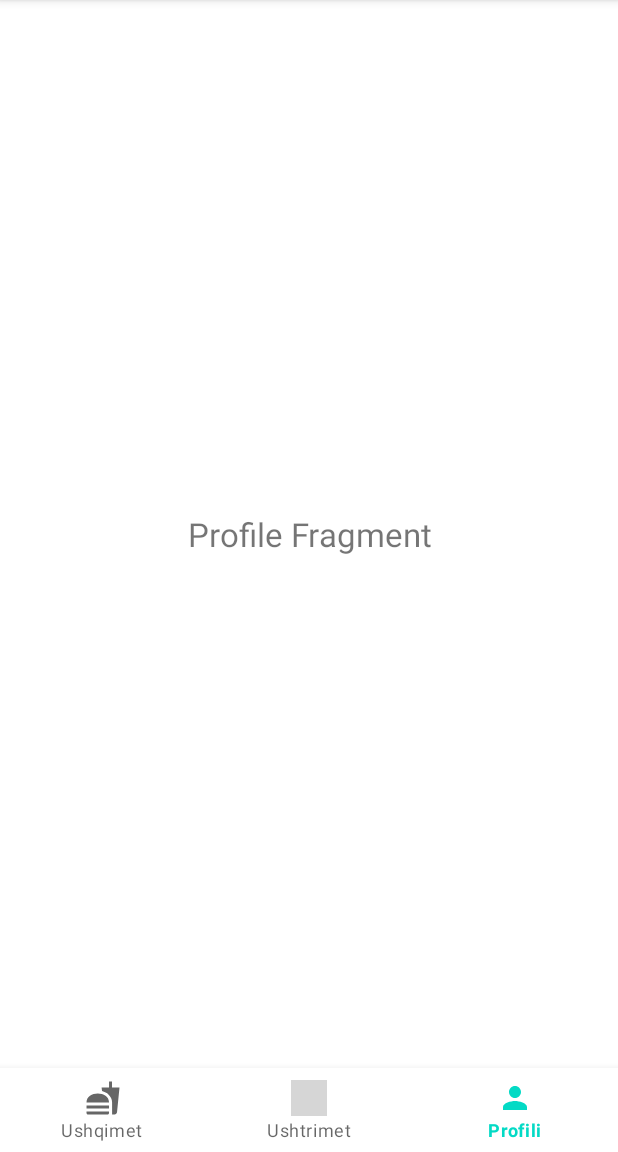
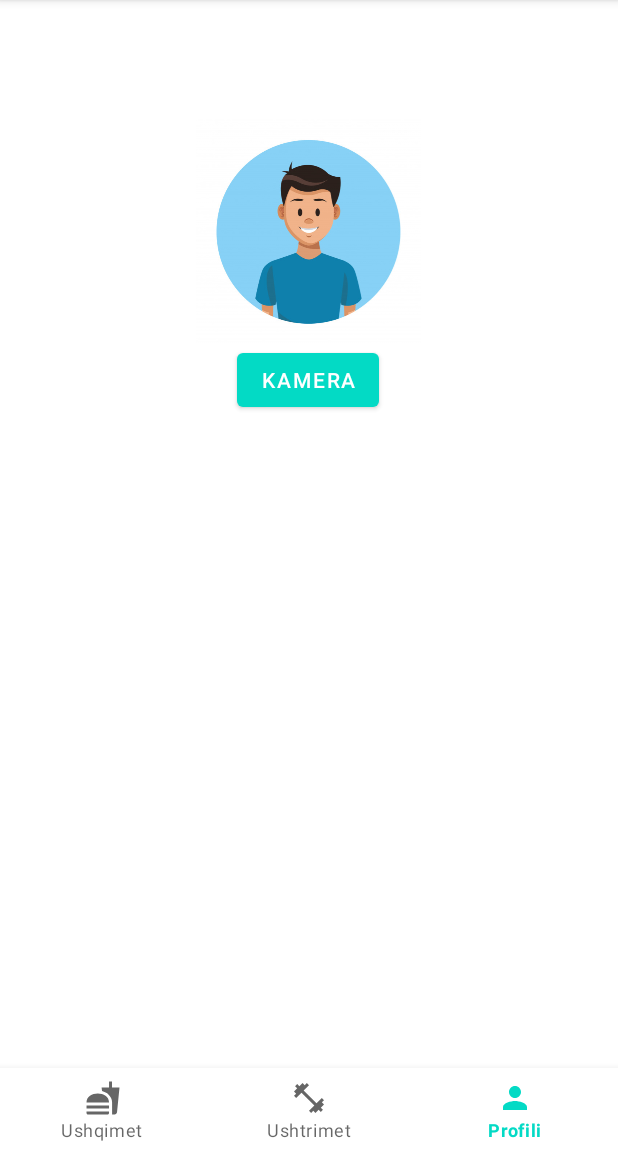
Before and after one commit to A-tafaj/stay-fit, an Android app: the profileFragment screen opened through its navigation route, on a phone screen of 412 x 824 dp, the part 84-1236 px from its top. Run offline under Robolectric (Android 15) with nearby library versions, the phone set to English and light mode, and no system bars; our stand-ins replace navigation-ui; 1 statement that could not run was skipped; grey boxes are pictures that could not be loaded.

Commit message:
A safe Branch to edit!

```diff
--- a/app/src/main/java/fiek/unipr/stayfit/LoginActivity.java
+++ b/app/src/main/java/fiek/unipr/stayfit/LoginActivity.java
@@ -56,7 +56,8 @@ public class LoginActivity extends AppCompatActivity {
                 {
                     Toast.makeText(LoginActivity.this, "Successfully logged in!",Toast.LENGTH_LONG).show();
                     Intent mainActivityIntent = new Intent(LoginActivity.this, MainActivity.class);
-                    //mainActivityIntent.putExtra("email",etEmail.getText().toString());
+
+                    mainActivityIntent.putExtra("email",etEmail.getText().toString());
                     startActivity(mainActivityIntent);
                 }
             }
--- a/app/src/main/java/fiek/unipr/stayfit/MainActivity.java
+++ b/app/src/main/java/fiek/unipr/stayfit/MainActivity.java
@@ -1,6 +1,8 @@
 package fiek.unipr.stayfit;
 
 import androidx.appcompat.app.AppCompatActivity;
+import androidx.fragment.app.FragmentManager;
+import androidx.fragment.app.FragmentTransaction;
 import androidx.navigation.NavController;
 import androidx.navigation.Navigation;
 import androidx.navigation.ui.NavigationUI;
@@ -15,6 +17,17 @@ public class MainActivity extends AppCompatActivity {
     protected void onCreate(Bundle savedInstanceState) {
         super.onCreate(savedInstanceState);
         setContentView(R.layout.activity_main);
+        profileFragment fragment = new profileFragment();
+        Bundle args = new Bundle();
+        args.putString("email", getIntent().getExtras().getString("email"));
+        fragment.setArguments(args);
+
+
+        FragmentManager fragmentManager= getSupportFragmentManager();
+        FragmentTransaction fragmentTransaction = fragmentManager.beginTransaction();
+
+
+        fragmentTransaction.add(R.id.tvProfileName, fragment);
 
         BottomNavigationView bottomNavigationView = findViewById(R.id.bottomNavigationView);
         NavController navController = Navigation.findNavController(this,  R.id.fragmentContainerView);
--- a/app/src/main/java/fiek/unipr/stayfit/profileFragment.java
+++ b/app/src/main/java/fiek/unipr/stayfit/profileFragment.java
@@ -1,64 +1,80 @@
 package fiek.unipr.stayfit;
 
+import android.Manifest;
+import android.app.Activity;
+import android.app.AlertDialog;
+import android.content.ContentValues;
+import android.content.Context;
+import android.content.DialogInterface;
+import android.content.Intent;
+import android.content.pm.PackageManager;
+import android.net.Uri;
+import android.os.Build;
 import android.os.Bundle;
 
 import androidx.fragment.app.Fragment;
 
+import android.provider.MediaStore;
 import android.view.LayoutInflater;
 import android.view.View;
 import android.view.ViewGroup;
+import android.widget.Button;
+import android.widget.ImageView;
+import android.widget.TextView;
+import android.widget.Toast;
 
-/**
- * A simple {@link Fragment} subclass.
- * Use the {@link profileFragment#newInstance} factory method to
- * create an instance of this fragment.
- */
+import static android.media.MediaRecorder.VideoSource.CAMERA;
+import static androidx.core.content.ContextCompat.checkSelfPermission;
+
 public class profileFragment extends Fragment {
-
-    // TODO: Rename parameter arguments, choose names that match
-    // the fragment initialization parameters, e.g. ARG_ITEM_NUMBER
-    private static final String ARG_PARAM1 = "param1";
-    private static final String ARG_PARAM2 = "param2";
-
-    // TODO: Rename and change types of parameters
-    private String mParam1;
-    private String mParam2;
+    Button captureBtn;
+    ImageView iv_capture;
+    View view;
+    TextView tvProfileName;
 
     public profileFragment() {
         // Required empty public constructor
     }
 
-    /**
-     * Use this factory method to create a new instance of
-     * this fragment using the provided parameters.
-     *
-     * @param param1 Parameter 1.
-     * @param param2 Parameter 2.
-     * @return A new instance of fragment profileFragment.
-     */
-    // TODO: Rename and change types and number of parameters
     public static profileFragment newInstance(String param1, String param2) {
         profileFragment fragment = new profileFragment();
         Bundle args = new Bundle();
-        args.putString(ARG_PARAM1, param1);
-        args.putString(ARG_PARAM2, param2);
-        fragment.setArguments(args);
         return fragment;
     }
 
     @Override
     public void onCreate(Bundle savedInstanceState) {
         super.onCreate(savedInstanceState);
-        if (getArguments() != null) {
-            mParam1 = getArguments().getString(ARG_PARAM1);
-            mParam2 = getArguments().getString(ARG_PARAM2);
-        }
+
     }
 
     @Override
     public View onCreateView(LayoutInflater inflater, ViewGroup container,
                              Bundle savedInstanceState) {
-        // Inflate the layout for this fragment
-        return inflater.inflate(R.layout.fragment_profile, container, false);
+        //
+        view = inflater.inflate(R.layout.fragment_profile, container, false);
+        captureBtn = (Button) view.findViewById(R.id.captureBtn);
+        iv_capture = getActivity().findViewById(R.id.iv_capture);
+
+        Bundle args = getArguments();
+        try {
+            String myString = args.getString("email");
+            tvProfileName.setText(myString);
+
+        }
+        catch (Exception e){
+            Toast.makeText(getActivity(),"empty arg", Toast.LENGTH_LONG).show();
+        }
+
+        captureBtn.setOnClickListener(new View.OnClickListener() {
+            @Override
+            public void onClick(View view) {
+                Toast.makeText(getActivity(), "clicked", Toast.LENGTH_LONG).show();
+            }
+        });
+
+        return view;
+
     }
+
 }
--- a/app/src/main/res/drawable/bg_edittext_icon.xml
+++ b/app/src/main/res/drawable/bg_edittext_icon.xml
@@ -3,7 +3,7 @@
 
     <item>
         <shape>
-            <corners android:radius="6dp" />
+            <corners android:radius="1dp" />
             <solid android:color="@android:color/white" />
         </shape>
     </item>
@@ -22,7 +22,7 @@
     </item>
     <item>
         <shape>
-            <corners android:radius="6dp" />
+            <corners android:radius="1dp" />
             <solid android:color="@android:color/transparent" />
             <stroke
                 android:width="1dp"
--- /dev/null
+++ b/app/src/main/res/drawable/ic_exercises.xml
@@ -0,0 +1,10 @@
+<vector xmlns:android="http://schemas.android.com/apk/res/android"
+    android:width="24dp"
+    android:height="24dp"
+    android:viewportWidth="24"
+    android:viewportHeight="24"
+    android:tint="?attr/colorControlNormal">
+  <path
+      android:fillColor="@android:color/white"
+      android:pathData="M20.57,14.86L22,13.43 20.57,12 17,15.57 8.43,7 12,3.43 10.57,2 9.14,3.43 7.71,2 5.57,4.14 4.14,2.71 2.71,4.14l1.43,1.43L2,7.71l1.43,1.43L2,10.57 3.43,12 7,8.43 15.57,17 12,20.57 13.43,22l1.43,-1.43L16.29,22l2.14,-2.14 1.43,1.43 1.43,-1.43 -1.43,-1.43L22,16.29z"/>
+</vector>
--- a/app/src/main/res/layout/activity_register.xml
+++ b/app/src/main/res/layout/activity_register.xml
@@ -7,7 +7,7 @@
     android:gravity="center_vertical"
     android:padding="16dp"
     tools:context=".RegisterActivity"
-    android:background="#add8e6">
+    android:background="@drawable/ic_background">
     <RelativeLayout
         android:layout_width="match_parent"
         android:layout_height="wrap_content">
@@ -136,11 +136,13 @@
                 android:textSize="22sp"
                 android:id="@+id/btnRegister"
                 android:layout_below="@id/radioSex"
+                android:background="@drawable/button_background"
+
                 android:layout_alignParentEnd="true"
                 android:text="@string/btn_register"></Button>
 
         </RelativeLayout>
-b
+        b
     </RelativeLayout>
 
 </RelativeLayout>
--- a/app/src/main/res/layout/fragment_profile.xml
+++ b/app/src/main/res/layout/fragment_profile.xml
@@ -5,13 +5,45 @@
     android:layout_width="match_parent"
     android:layout_height="match_parent"
     tools:context=".profileFragment">
+    <LinearLayout
+        android:layout_width="wrap_content"
+        android:id="@+id/image_profile"
+        android:layout_height="wrap_content"
+        android:orientation="vertical"
+        android:layout_gravity="center_horizontal"
+        android:layout_marginTop="60dp"
+        android:paddingHorizontal="5dp">
 
+        <ImageView
+            android:layout_width="150dp"
+            android:layout_height="150dp"
+            android:scaleType="centerCrop"
+            android:id="@+id/iv_capture"
+            android:src="@drawable/ic_profile_anim"></ImageView>
+        <Button
+            android:layout_width="wrap_content"
+            android:id="@+id/captureBtn"
+            android:layout_height="wrap_content"
+            android:layout_gravity="center_horizontal"
+            android:text="@string/btn_capture"></Button>
+        <TextView
+            android:layout_width="match_parent"
+            android:layout_height="match_parent"
+            android:textSize="22dp"
+            android:id="@+id/tvProfileName"
+            android:paddingHorizontal="15dp"
+            android:layout_marginHorizontal="15dp"
+            android:gravity="center" />
+        <TextView
+            android:layout_width="match_parent"
+            android:layout_height="match_parent"
+            android:textSize="22dp"
+            android:paddingHorizontal="15dp"
+            android:layout_marginHorizontal="15dp"
+            android:id="@+id/tvProfileLastName"
+            android:gravity="center" />
+    </LinearLayout>
     <!-- TODO: Update blank fragment layout -->
-    <TextView
-        android:layout_width="match_parent"
-        android:layout_height="match_parent"
-        android:textSize="22dp"
-        android:gravity="center"
-        android:text="Profile Fragment" />
+
 
 </FrameLayout>
--- a/app/src/main/res/values/strings.xml
+++ b/app/src/main/res/values/strings.xml
@@ -20,4 +20,5 @@
     <string name="menu_profile">Profili</string>
     <!-- TODO: Remove or change this placeholder text -->
     <string name="hello_blank_fragment">Hello blank fragment</string>
+    <string name="btn_capture">Kamera</string>
 </resources>
```
Also changed, not shown: app/src/main/AndroidManifest.xml (+9 -4 lines), app/src/main/java/fiek/unipr/stayfit/DisplayActivity.java (added, +28 -0 lines), app/src/main/res/drawable/ic_display.xml (added, +51 -0 lines), app/src/main/res/layout/activity_display.xml (added, +19 -0 lines), app/src/main/res/layout/activity_login.xml (+11 -1 lines), app/src/main/res/drawable/ic_background.png (added), app/src/main/res/drawable/ic_profile_anim.png (added), 1 other file.
